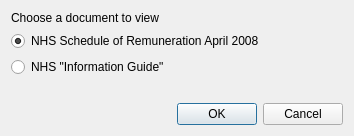
rowinggolfer/openmolar1, file src/openmolar/qt-designer/chooseDocument.ui: the form before one commit.
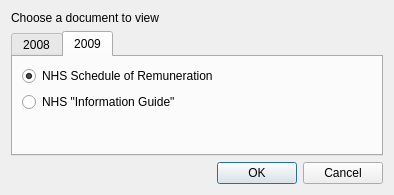
The form after the commit.

```diff
--- a/src/openmolar/qt-designer/chooseDocument.ui
+++ b/src/openmolar/qt-designer/chooseDocument.ui
@@ -6,22 +6,32 @@
    <rect>
     <x>0</x>
     <y>0</y>
-    <width>354</width>
-    <height>136</height>
+    <width>394</width>
+    <height>195</height>
    </rect>
   </property>
   <property name="windowTitle">
    <string>Choose a Document</string>
   </property>
-  <layout class="QGridLayout" name="gridLayout">
-   <item row="0" column="0">
+  <layout class="QVBoxLayout" name="verticalLayout">
+   <item>
     <widget class="QLabel" name="label">
      <property name="text">
       <string>Choose a document to view</string>
      </property>
     </widget>
    </item>
-   <item row="1" column="0">
+   <item>
+    <widget class="QTabWidget" name="tabWidget">
+     <property name="currentIndex">
+      <number>1</number>
+     </property>
+     <widget class="QWidget" name="tab">
+      <attribute name="title">
+       <string>2008</string>
+      </attribute>
+      <layout class="QVBoxLayout" name="verticalLayout_2">
+       <item>
     <widget class="QRadioButton" name="remuneration_radioButton">
      <property name="text">
       <string>NHS Schedule of Remuneration April 2008</string>
@@ -31,27 +41,68 @@
      </property>
     </widget>
    </item>
-   <item row="2" column="0">
+       <item>
     <widget class="QRadioButton" name="info_radioButton">
      <property name="text">
-      <string>NHS &quot;Information Guide&quot;</string>
+          <string>NHS &quot;Information Guide&quot; 2008</string>
      </property>
     </widget>
    </item>
-   <item row="3" column="0">
+       <item>
     <spacer name="verticalSpacer">
      <property name="orientation">
       <enum>Qt::Vertical</enum>
      </property>
      <property name="sizeHint" stdset="0">
       <size>
-       <width>20</width>
-       <height>161</height>
+           <width>128</width>
+           <height>10</height>
       </size>
      </property>
     </spacer>
    </item>
-   <item row="4" column="0">
+      </layout>
+     </widget>
+     <widget class="QWidget" name="tab_2">
+      <attribute name="title">
+       <string>2009</string>
+      </attribute>
+      <layout class="QVBoxLayout" name="verticalLayout_3">
+       <item>
+        <widget class="QRadioButton" name="remuneration2009_radioButton">
+         <property name="text">
+          <string>NHS Schedule of Remuneration</string>
+         </property>
+         <property name="checked">
+          <bool>true</bool>
+         </property>
+        </widget>
+       </item>
+       <item>
+        <widget class="QRadioButton" name="info2009_radioButton">
+         <property name="text">
+          <string>NHS &quot;Information Guide&quot;</string>
+         </property>
+        </widget>
+       </item>
+       <item>
+        <spacer name="verticalSpacer_2">
+         <property name="orientation">
+          <enum>Qt::Vertical</enum>
+         </property>
+         <property name="sizeHint" stdset="0">
+          <size>
+           <width>128</width>
+           <height>10</height>
+          </size>
+         </property>
+        </spacer>
+       </item>
+      </layout>
+     </widget>
+    </widget>
+   </item>
+   <item>
     <widget class="QDialogButtonBox" name="buttonBox">
      <property name="orientation">
       <enum>Qt::Horizontal</enum>
```
Lines whose indentation alone changed are shown as unchanged.
